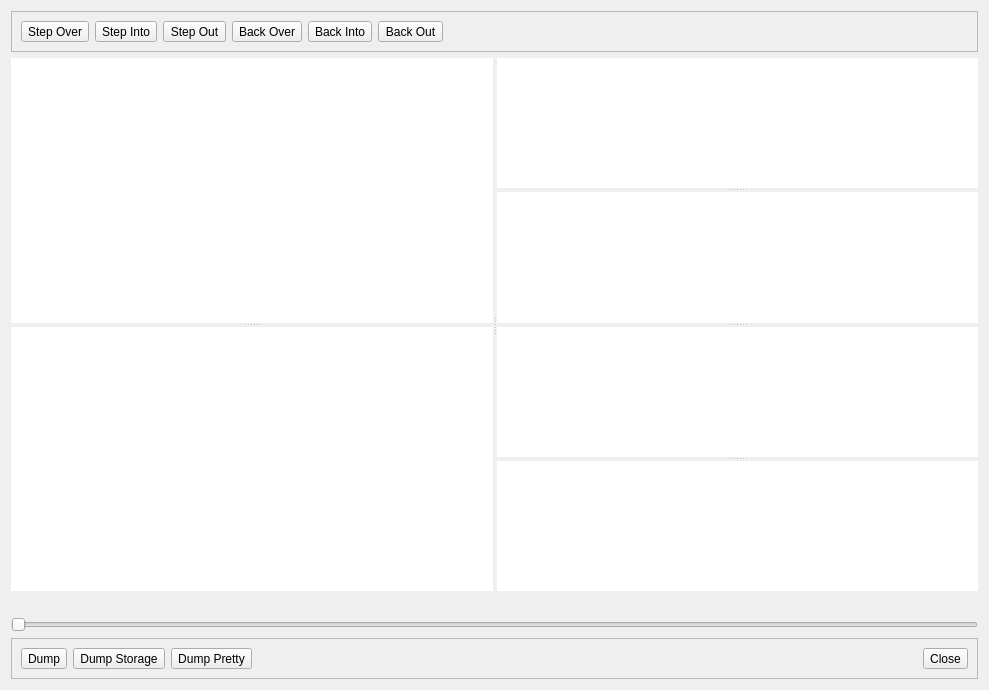
Before: the Qt Designer form alethzero/Debugger.ui in ethereum-mining/ethminer, drawn with Qt 5.
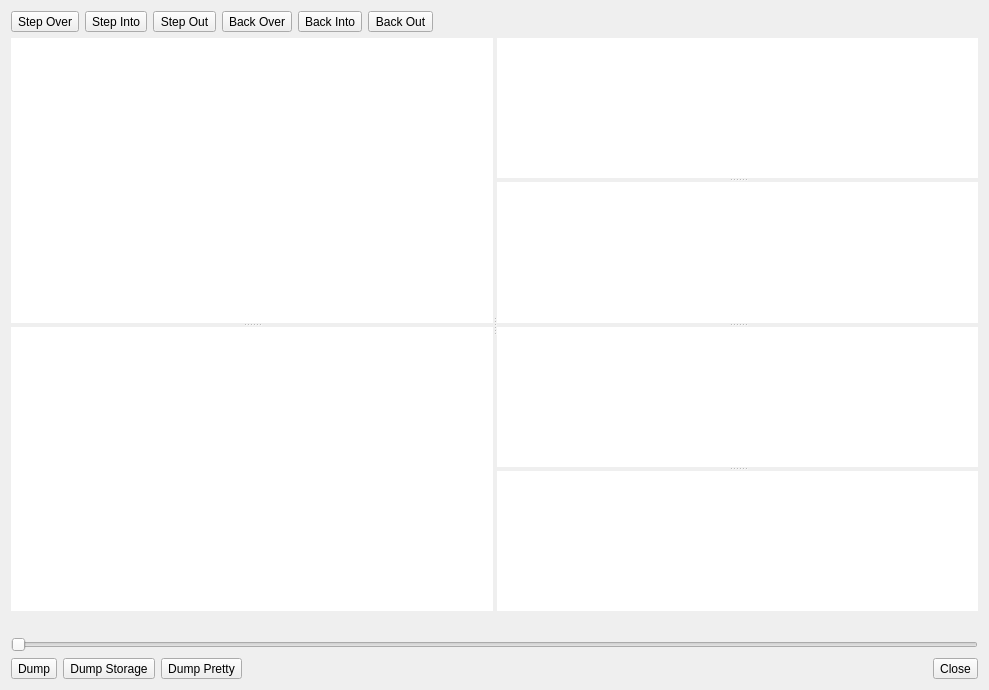
After: the same form once the commit is applied.

Diff of the .ui file:
```diff
--- a/alethzero/Debugger.ui
+++ b/alethzero/Debugger.ui
@@ -17,12 +17,24 @@
    <item>
     <widget class="QFrame" name="frame">
      <property name="frameShape">
-      <enum>QFrame::StyledPanel</enum>
+      <enum>QFrame::NoFrame</enum>
      </property>
      <property name="frameShadow">
       <enum>QFrame::Raised</enum>
      </property>
      <layout class="QHBoxLayout" name="horizontalLayout">
+      <property name="leftMargin">
+       <number>0</number>
+      </property>
+      <property name="topMargin">
+       <number>0</number>
+      </property>
+      <property name="rightMargin">
+       <number>0</number>
+      </property>
+      <property name="bottomMargin">
+       <number>0</number>
+      </property>
       <item>
        <widget class="QToolButton" name="stepOver">
         <property name="text">
@@ -83,6 +95,12 @@
    </item>
    <item>
     <widget class="QSplitter" name="splitter_6">
+     <property name="sizePolicy">
+      <sizepolicy hsizetype="Expanding" vsizetype="Expanding">
+       <horstretch>0</horstretch>
+       <verstretch>0</verstretch>
+      </sizepolicy>
+     </property>
      <property name="orientation">
       <enum>Qt::Horizontal</enum>
      </property>
@@ -213,12 +231,24 @@
    <item>
     <widget class="QFrame" name="frame_2">
      <property name="frameShape">
-      <enum>QFrame::StyledPanel</enum>
+      <enum>QFrame::NoFrame</enum>
      </property>
      <property name="frameShadow">
       <enum>QFrame::Raised</enum>
      </property>
      <layout class="QHBoxLayout" name="horizontalLayout_2">
+      <property name="leftMargin">
+       <number>0</number>
+      </property>
+      <property name="topMargin">
+       <number>0</number>
+      </property>
+      <property name="rightMargin">
+       <number>0</number>
+      </property>
+      <property name="bottomMargin">
+       <number>0</number>
+      </property>
       <item>
        <widget class="QToolButton" name="dump">
         <property name="text">
```
